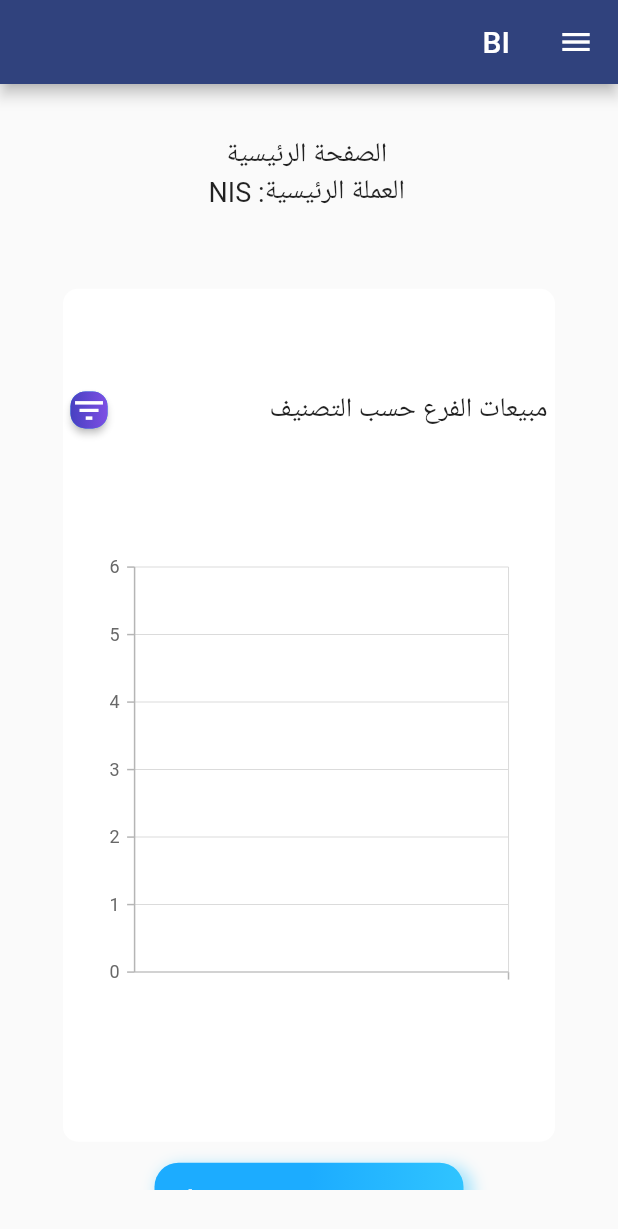
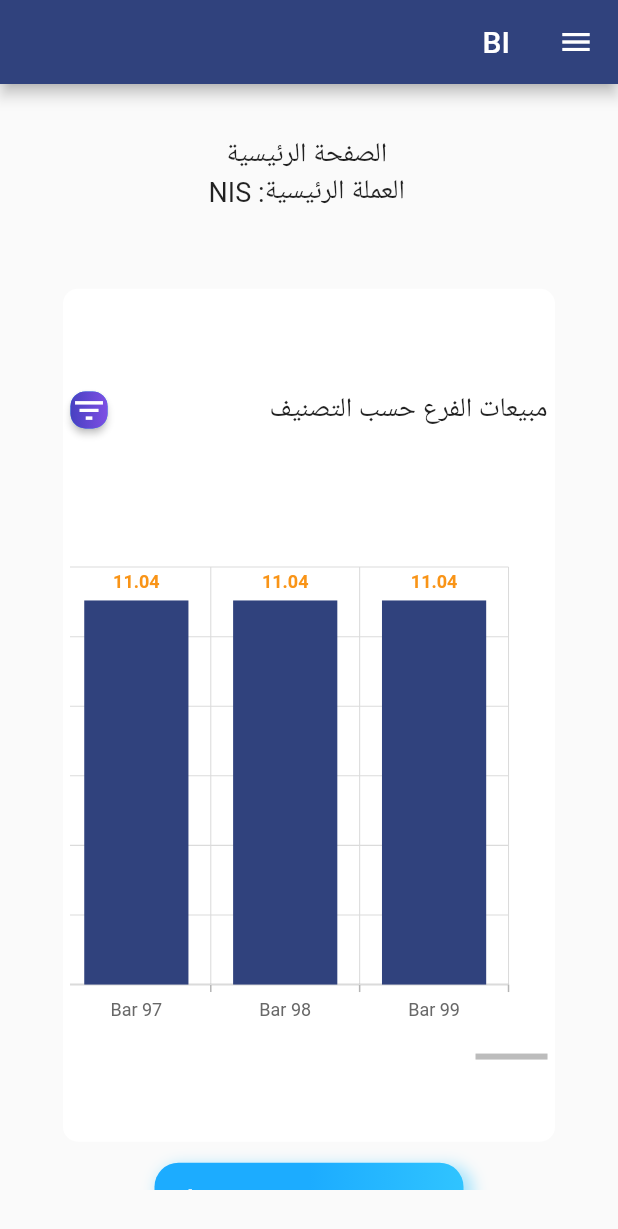
Before and after one commit to adham-turki/dashboardflutter, a Flutter app: the HomePage screen opened by its route, scrolled down 576 dp, on a phone screen of 412 x 824 dp. Shown: the top 1229 px of the screen. Run offline on Flutter 3.47's test engine with Material 2 defaults, Android fonts, the phone set to English and light mode, and no system bars; our stand-ins replace dropdown_button2, dropdown_search, fl_chart, flutter_secure_storage, flutter_svg, go_router and 6 more; missing offline and left inert: dart:html, encrypt, pluto_grid; accounts and stored records are empty; generated files the repository leaves out were written again; statements that could not run were skipped.

Commit message:
Scroll in Bar Chart

```diff
--- a/lib/components/charts.dart
+++ b/lib/components/charts.dart
@@ -23,15 +23,22 @@ class CustomBarChart extends StatelessWidget {
   final Color? textColor;
 
   const CustomBarChart({required this.data, this.color, this.textColor});
-
   @override
   Widget build(BuildContext context) {
     double height = MediaQuery.of(context).size.height;
+    double width = MediaQuery.of(context).size.width;
+    ScrollController scrollController = ScrollController();
 
-    return Container(
+    return Scrollbar(
+      controller: scrollController,
+      isAlwaysShown: true,
+      child: SingleChildScrollView(
+        controller: scrollController,
+        scrollDirection: Axis.horizontal,
+        child: Container(
           height: height * 0.43,
+          width: data.length * 100.0,
           padding: const EdgeInsets.all(16.0),
-      child: SingleChildScrollView(
           child: SfCartesianChart(
             isTransposed: true,
             primaryXAxis: CategoryAxis(),
@@ -48,9 +55,12 @@ class CustomBarChart extends StatelessWidget {
                   isVisible: true,
                   textStyle: TextStyle(
                     color: textColor ?? Color(0xFF219C90),
-                      fontWeight: FontWeight.w600),
-                ))
+                    fontWeight: FontWeight.w600,
+                  ),
+                ),
+              ),
             ],
+          ),
         ),
       ),
     );
--- a/lib/screen/dashboard_content/branches_sales_cat_dashboard.dart
+++ b/lib/screen/dashboard_content/branches_sales_cat_dashboard.dart
@@ -125,8 +125,16 @@ class _BranchesSalesByCatDashboardState
     super.didChangeDependencies();
   }
 
+  List<BarData> barDataTest = [];
+
   @override
   void initState() {
+    for (int i = 0; i < 100; i++) {
+      barDataTest.add(BarData(
+        name: 'Bar $i',
+        percent: Random().nextDouble() * 100,
+      ));
+    }
     getCashBoxAccount(isStart: true).then((value) {
       cashboxAccounts = value;
       setState(() {});
@@ -257,7 +265,8 @@ class _BranchesSalesByCatDashboardState
                                 ),
                               )
                             : CustomBarChart(
-                                data: barData,
+                                // data: barData,
+                                data: barDataTest,
                                 color: const Color.fromRGBO(48, 66, 125, 1),
                                 textColor: const Color(0xfffF99417),
                               ) //    isDesktop ? desktopCriteria() : mobileCriteria(),
```
Lines whose indentation alone changed are shown as unchanged.
